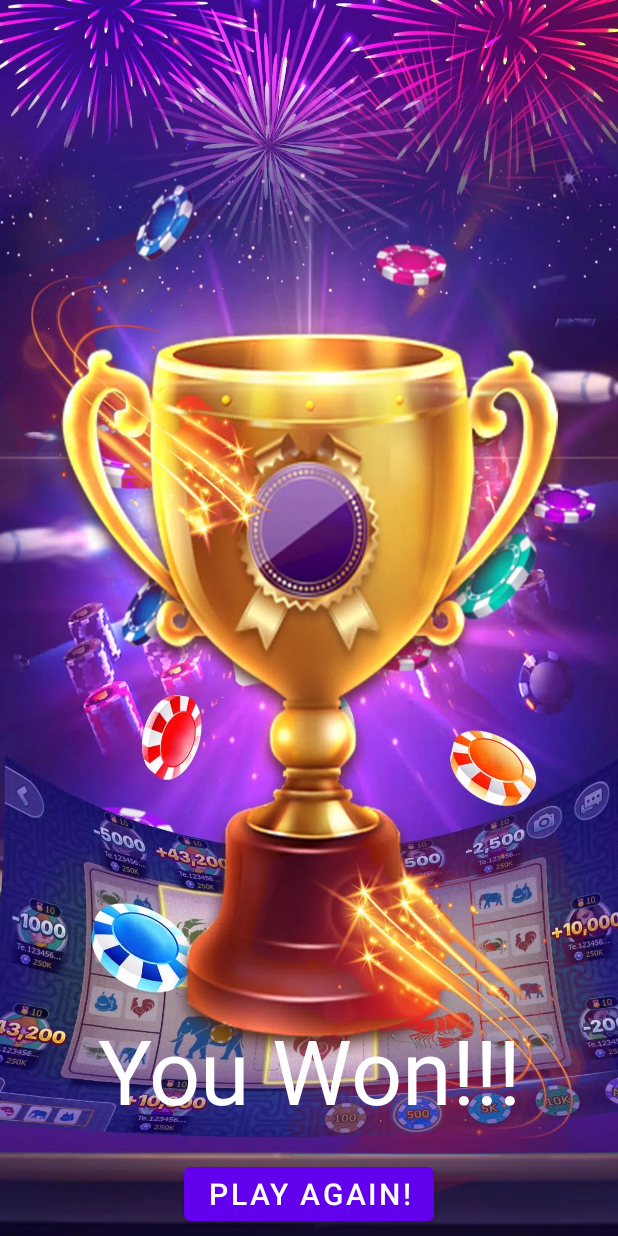
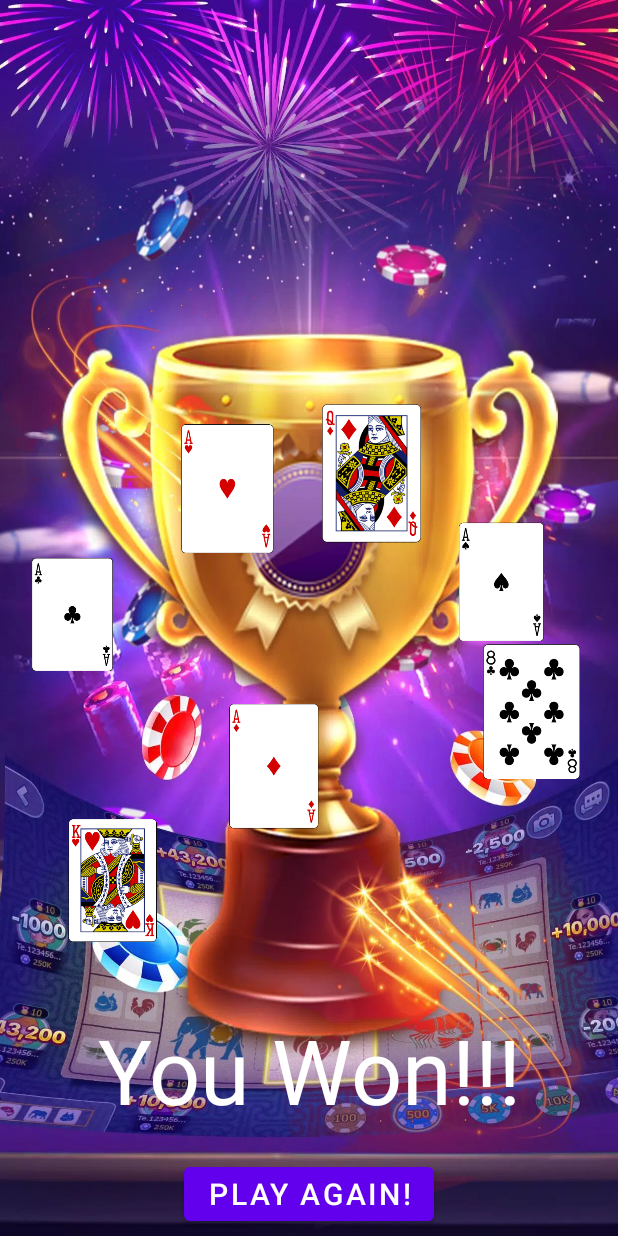
Before and after one commit to JonasB91/CardgameExamApp, an Android app: the ActivityWinPage screen opened directly, with no data from a screen before it, on a phone screen of 412 x 824 dp. Run offline under Robolectric (Android 15) with nearby library versions, the phone set to English and light mode, and no system bars.

```diff
--- a/app/src/main/java/com/example/myexaminationapplication/ActivityWinPage_Main.kt
+++ b/app/src/main/java/com/example/myexaminationapplication/ActivityWinPage_Main.kt
@@ -1,23 +1,65 @@
 package com.example.myexaminationapplication
 
+import android.media.Image
 import androidx.appcompat.app.AppCompatActivity
 import android.os.Bundle
+import android.view.animation.Animation
 import android.widget.Button
+import android.widget.ImageView
 
 class ActivityWinPage : AppCompatActivity() {
-
-
+    lateinit var fallingCard : ImageView
+    lateinit var fallingCardTwo : ImageView
+    lateinit var fallingCardThree : ImageView
+    lateinit var fallingCardFour : ImageView
+    lateinit var fallingCardFive : ImageView
+    lateinit var fallingCardSix : ImageView
+    lateinit var fallingCardSeven : ImageView
 
     override fun onCreate(savedInstanceState: Bundle?) {
         super.onCreate(savedInstanceState)
         setContentView(R.layout.activity_win_page)
 
+        fallingCard = findViewById(R.id.fallingCardOne)
+        fallingCardTwo = findViewById(R.id.fallingCardTwo)
+        fallingCardThree = findViewById(R.id.fallingCardThree)
+        fallingCardFour = findViewById(R.id.fallingCardFour)
+        fallingCardFive = findViewById(R.id.fallingCardFive)
+        fallingCardSix = findViewById(R.id.fallingCardSix)
+        fallingCardSeven = findViewById(R.id.fallingCardSeven)
+
         val backButton = findViewById<Button>(R.id.buttonBack)
         backButton.setOnClickListener {
             finish()
         }
+        moveObjectDown()
+
+
+    }
+
+    fun moveObjectDownDirection() = (2500).toFloat()
+    fun moveObjectDown() {
+        fallingCard.animate()
+            .translationY(moveObjectDownDirection()).duration = 8500
+        fallingCardTwo.animate()
+            .translationY(moveObjectDownDirection()).duration = 10000
+        fallingCardThree.animate()
+            .translationY(moveObjectDownDirection()).duration = 9800
+        fallingCardFour.animate()
+            .translationY(moveObjectDownDirection()).duration = 9000
+        fallingCardFive.animate()
+            .translationY(moveObjectDownDirection()).duration = 9500
+        fallingCardSix.animate()
+            .translationY(moveObjectDownDirection()).duration = 11500
+        fallingCardSeven.animate()
+            .translationY(moveObjectDownDirection()).duration = 8000
 
 
 
     }
+
+
+
+
+
 }
--- a/app/src/main/java/com/example/myexaminationapplication/MainActivity.kt
+++ b/app/src/main/java/com/example/myexaminationapplication/MainActivity.kt
@@ -20,6 +20,7 @@ class MainActivity : AppCompatActivity() {
     lateinit var textView: TextView
     lateinit var imageView: ImageView
     lateinit var scoreView: TextView
+
     var cardList = mutableListOf<Card>()
     var score: Int = 0
     var firstCard: Card = Card(1,R.drawable.clubsoface,"Clubs")
@@ -197,7 +198,7 @@ class MainActivity : AppCompatActivity() {
         scoreString = score.toString()
         scoreView.text = scoreString
 
-        if (score == 12) {
+        if (score == 3) {
             val scoreResult = scoreString
             val intent = Intent(this, ActivityWinPage::class.java)
             intent.putExtra("scoreResult", scoreResult)
@@ -226,7 +227,7 @@ class MainActivity : AppCompatActivity() {
         scoreString = score.toString()
         scoreView.text = scoreString
 
-        if (score == 12) {
+        if (score == 3) {
             val scoreResult = scoreString
             val intent = Intent(this, ActivityWinPage::class.java)
             intent.putExtra("scoreResult", scoreResult)
@@ -255,5 +256,4 @@ class MainActivity : AppCompatActivity() {
 
 
 
-
 }
--- a/app/src/main/res/layout/activity_win_page.xml
+++ b/app/src/main/res/layout/activity_win_page.xml
@@ -31,4 +31,81 @@
         app:layout_constraintBottom_toBottomOf="parent"
         app:layout_constraintEnd_toEndOf="parent"
         app:layout_constraintStart_toStartOf="parent" />
+
+    <ImageView
+        android:id="@+id/fallingCardOne"
+        android:layout_width="63dp"
+        android:layout_height="75dp"
+        android:layout_marginTop="16dp"
+        app:layout_constraintEnd_toEndOf="parent"
+        app:layout_constraintHorizontal_bias="0.047"
+        app:layout_constraintStart_toStartOf="parent"
+        app:layout_constraintTop_toTopOf="parent"
+        app:srcCompat="@drawable/clubsoface" />
+
+    <ImageView
+        android:id="@+id/fallingCardTwo"
+        android:layout_width="63dp"
+        android:layout_height="86dp"
+        android:layout_marginTop="20dp"
+        app:layout_constraintEnd_toEndOf="parent"
+        app:layout_constraintHorizontal_bias="0.344"
+        app:layout_constraintStart_toStartOf="parent"
+        app:layout_constraintTop_toTopOf="parent"
+        app:srcCompat="@drawable/heartoface" />
+
+    <ImageView
+        android:id="@+id/fallingCardThree"
+        android:layout_width="64dp"
+        android:layout_height="83dp"
+        android:layout_marginTop="196dp"
+        app:layout_constraintEnd_toEndOf="parent"
+        app:layout_constraintHorizontal_bias="0.432"
+        app:layout_constraintStart_toStartOf="parent"
+        app:layout_constraintTop_toTopOf="parent"
+        app:srcCompat="@drawable/diamondoface" />
+
+    <ImageView
+        android:id="@+id/fallingCardFour"
+        android:layout_width="67dp"
+        android:layout_height="79dp"
+        android:layout_marginTop="28dp"
+        app:layout_constraintEnd_toEndOf="parent"
+        app:layout_constraintHorizontal_bias="0.872"
+        app:layout_constraintStart_toStartOf="parent"
+        app:layout_constraintTop_toTopOf="parent"
+        app:srcCompat="@drawable/spadeoface" />
+
+    <ImageView
+        android:id="@+id/fallingCardFive"
+        android:layout_width="83dp"
+        android:layout_height="90dp"
+        android:layout_marginTop="140dp"
+        app:layout_constraintEnd_toEndOf="parent"
+        app:layout_constraintHorizontal_bias="0.951"
+        app:layout_constraintStart_toStartOf="parent"
+        app:layout_constraintTop_toTopOf="parent"
+        app:srcCompat="@drawable/clubsofeight" />
+
+    <ImageView
+        android:id="@+id/fallingCardSix"
+        android:layout_width="66dp"
+        android:layout_height="100dp"
+        android:layout_marginTop="64dp"
+        app:layout_constraintEnd_toEndOf="parent"
+        app:layout_constraintHorizontal_bias="0.62"
+        app:layout_constraintStart_toStartOf="parent"
+        app:layout_constraintTop_toTopOf="parent"
+        app:srcCompat="@drawable/diamondofqueen" />
+
+    <ImageView
+        android:id="@+id/fallingCardSeven"
+        android:layout_width="62dp"
+        android:layout_height="82dp"
+        android:layout_marginTop="148dp"
+        app:layout_constraintEnd_toEndOf="parent"
+        app:layout_constraintHorizontal_bias="0.126"
+        app:layout_constraintStart_toStartOf="parent"
+        app:layout_constraintTop_toTopOf="parent"
+        app:srcCompat="@drawable/heartofking" />
 </androidx.constraintlayout.widget.ConstraintLayout>
```
